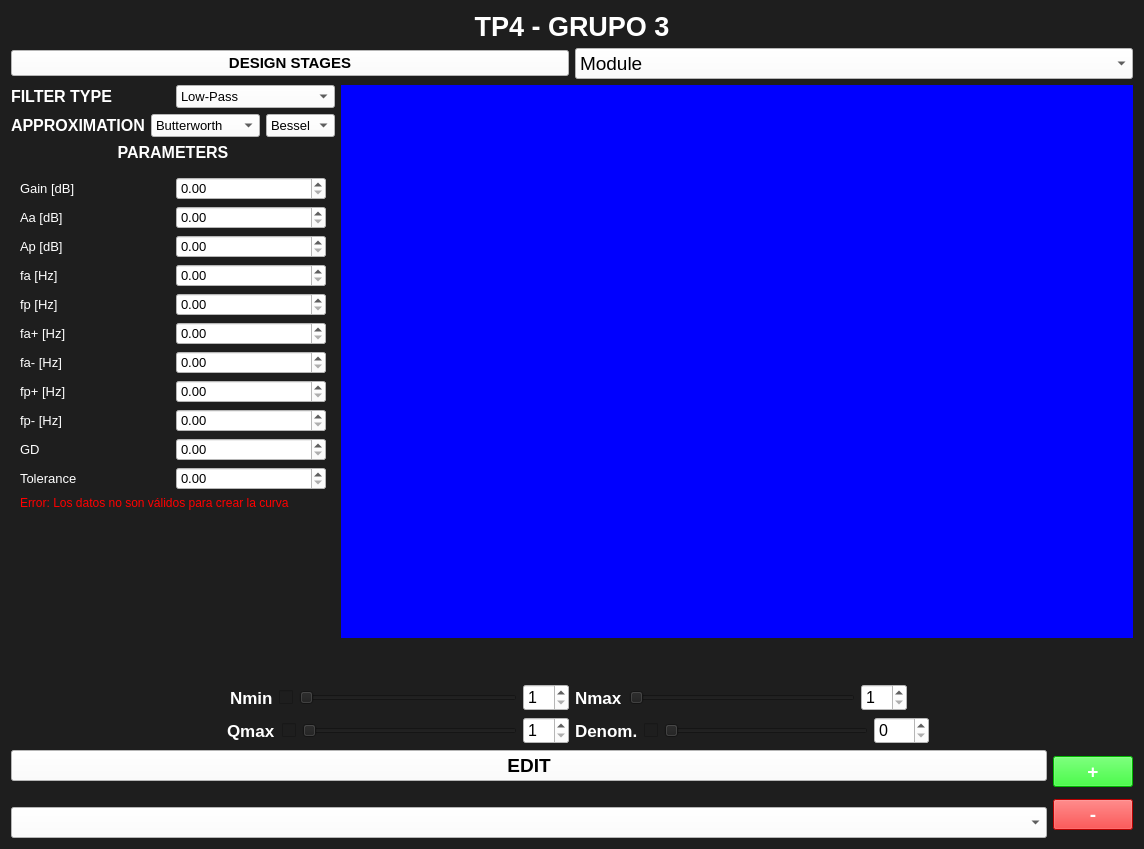
This is Frontend/Designer/tp4.ui in odevincenti/TC_TP4 as Qt 5 draws it before an edit. The edited form follows.
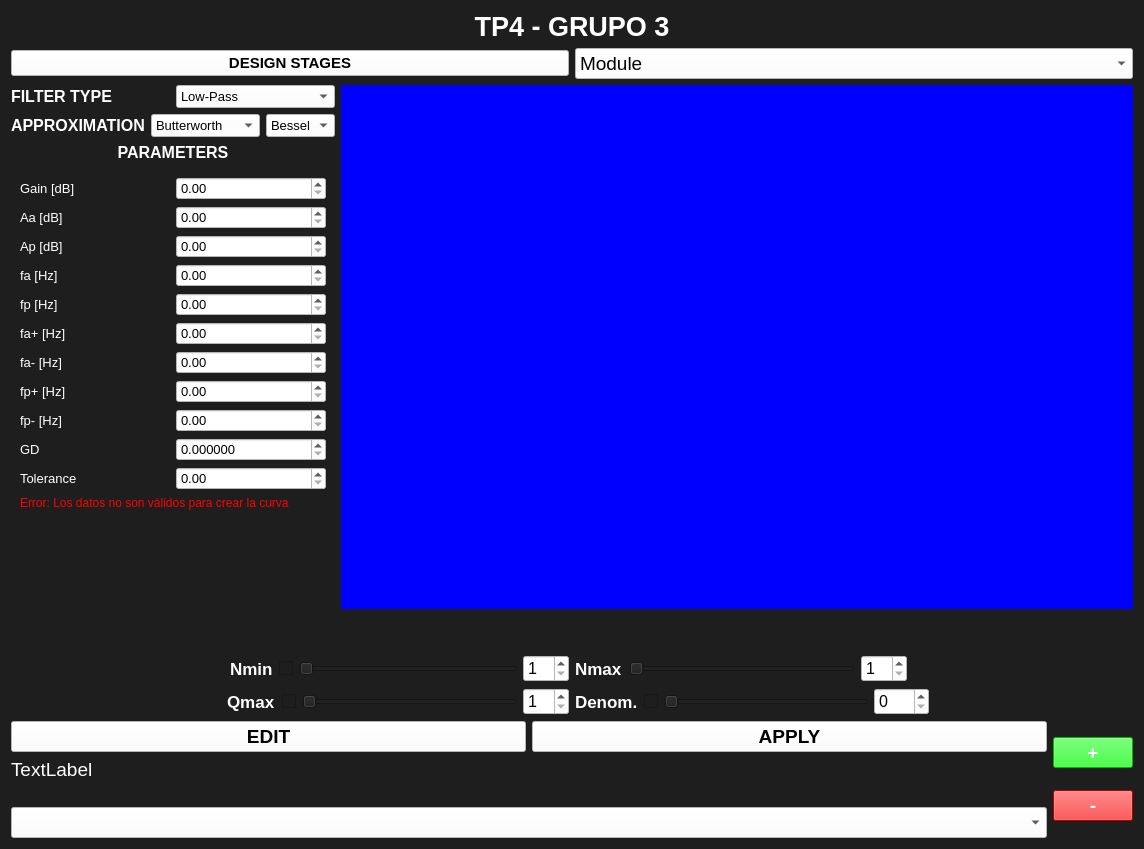
This is the edited form. Custom widgets are drawn as their Qt base class.

What changed in the file:
```diff
--- a/Frontend/Designer/tp4.ui
+++ b/Frontend/Designer/tp4.ui
@@ -622,6 +622,9 @@
                   <property name="styleSheet">
                    <string notr="true">background:white;</string>
                   </property>
+                  <property name="decimals">
+                   <number>6</number>
+                  </property>
                   <property name="maximum">
                    <double>2000000000.000000000000000</double>
                   </property>
@@ -1043,6 +1046,8 @@
        <item>
         <layout class="QVBoxLayout" name="verticalLayout_3">
          <item>
+          <layout class="QHBoxLayout" name="horizontalLayout_3">
+           <item>
           <widget class="QPushButton" name="Edit_button">
            <property name="font">
             <font>
@@ -1056,6 +1061,40 @@
            </property>
            <property name="text">
             <string>EDIT</string>
+             </property>
+            </widget>
+           </item>
+           <item>
+            <widget class="QPushButton" name="Apply_button">
+             <property name="font">
+              <font>
+               <pointsize>14</pointsize>
+               <weight>75</weight>
+               <bold>true</bold>
+              </font>
+             </property>
+             <property name="styleSheet">
+              <string notr="true">background:white;</string>
+             </property>
+             <property name="text">
+              <string>APPLY</string>
+             </property>
+            </widget>
+           </item>
+          </layout>
+         </item>
+         <item>
+          <widget class="QLabel" name="label_4">
+           <property name="font">
+            <font>
+             <pointsize>14</pointsize>
+            </font>
+           </property>
+           <property name="styleSheet">
+            <string notr="true">color:white</string>
+           </property>
+           <property name="text">
+            <string>TextLabel</string>
            </property>
           </widget>
          </item>
```
Lines whose indentation alone changed are shown as unchanged.
